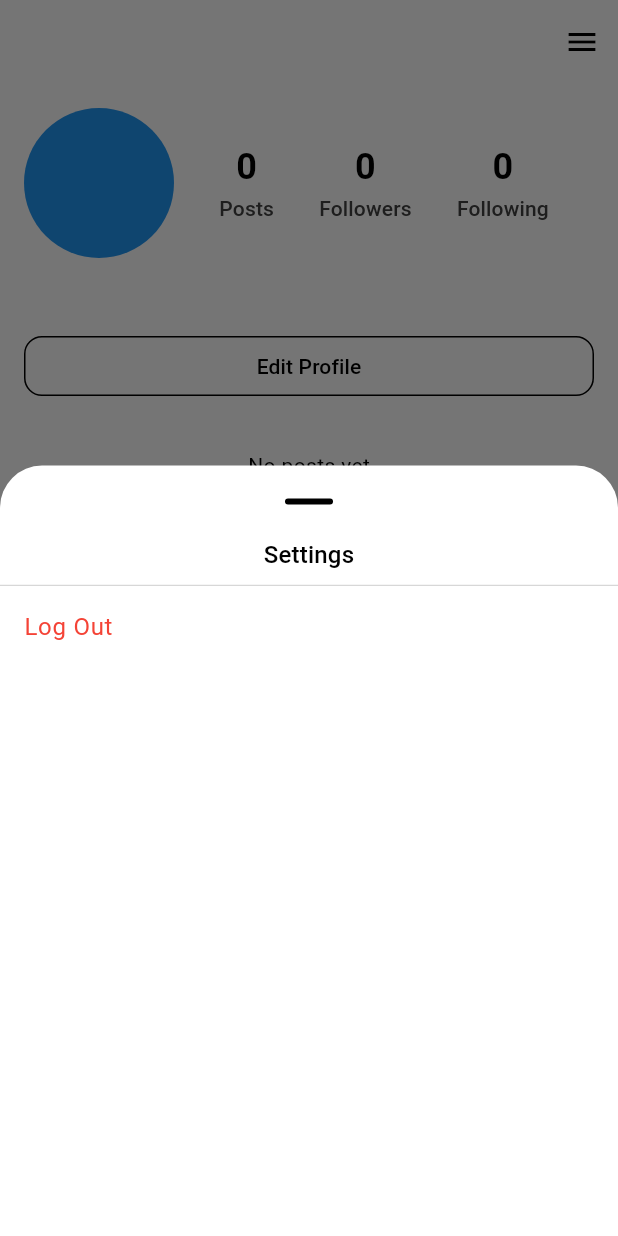
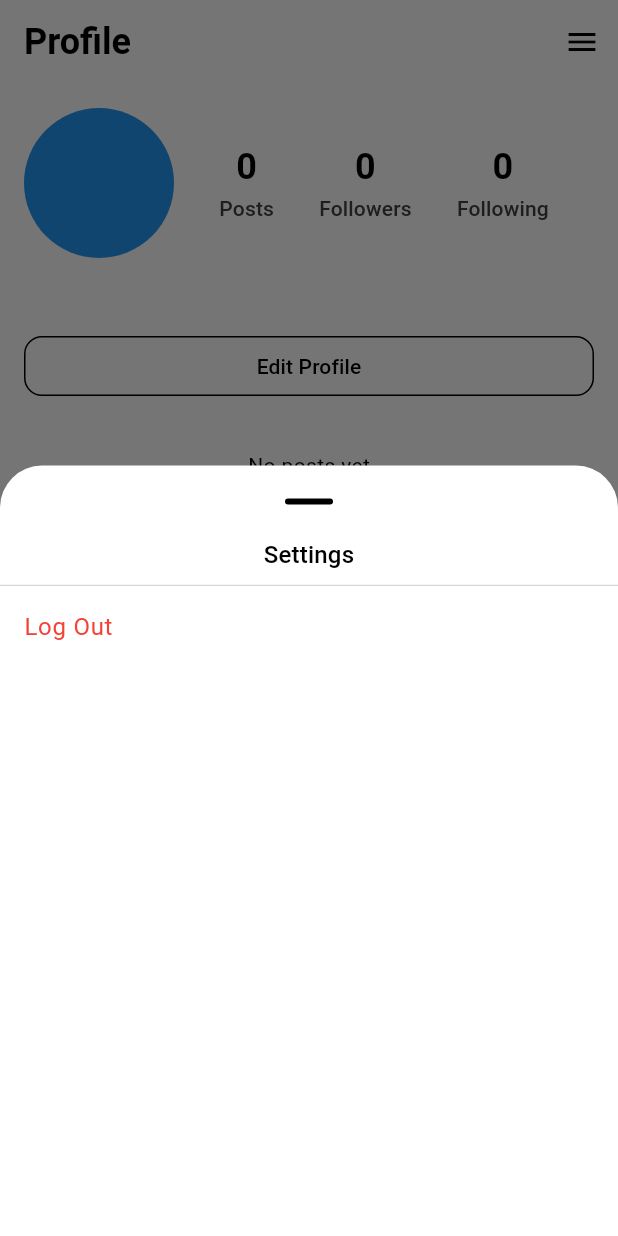
Before and after one commit to py10a/instagram_clone_flutter, a Flutter app: the screen it shows once a user with an empty profile is signed in, item 5 of the bottom bar chosen, after a tap on the "menu" icon, on a phone screen of 412 x 824 dp. Run offline on Flutter 3.47's test engine with Material 3 defaults, Android fonts, the phone set to English and light mode, and no system bars; our stand-ins replace cloud_firestore, firebase_auth, firebase_core, firebase_storage, flutter_svg, image_picker and 1 more; accounts and stored records are empty; generated files the repository leaves out were written again; network calls fail.

Commit message:
Refactor.
Signed-off-by: Andriy Pylo <py10.dev@gmail.com>

```diff
--- a/lib/presentation/screens/home_screen.dart
+++ b/lib/presentation/screens/home_screen.dart
@@ -3,6 +3,7 @@ import 'package:flutter/cupertino.dart';
 import 'package:flutter/material.dart';
 import 'package:instagram_clone_flutter/presentation/widgets/widgets.dart';
 import 'package:instagram_clone_flutter/providers/post_provider.dart';
+import 'package:instagram_clone_flutter/providers/user_provider.dart';
 import 'package:instagram_clone_flutter/repository/models/models.dart'
     as models;
 import 'package:provider/provider.dart';
@@ -45,28 +46,34 @@ class _HomeScreenState extends State<HomeScreen> {
           ),
         ],
       ),
-      body: StreamBuilder(
+      body: RefreshIndicator(
+        displacement: 0,
+        strokeWidth: 2,
+        onRefresh: _onRefresh,
+        child: StreamBuilder(
           stream: Provider.of<PostProvider>(context).postsStream,
           builder: (context, snapshot) {
             if (snapshot.connectionState == ConnectionState.waiting) {
               return const Center(child: CircularProgressIndicator());
             }
+            if (snapshot.hasError) {
+              return const Center(child: Text('Something went wrong'));
+            }
             final postList = snapshot.data!.docs;
-          return RefreshIndicator(
-            displacement: 0,
-            strokeWidth: 2,
-            onRefresh: _onRefresh,
-            child: ListView.builder(
+            return ListView.builder(
               itemCount: postList.length,
               itemBuilder: (context, index) {
                 final post = models.Post.fromJson(
                   postList[index].data() as Map<String, dynamic>,
                 );
-                return PostCard(post: post);
+                return PostCard(
+                  post: post,
+                  currentUser: Provider.of<UserProvider>(context).user!,
+                );
+              },
+            );
           },
         ),
-          );
-        },
       ),
     );
   }
--- a/lib/presentation/screens/profile_screen.dart
+++ b/lib/presentation/screens/profile_screen.dart
@@ -112,25 +112,7 @@ class _ProfileScreenState extends State<ProfileScreen> {
   }
 
   Widget _buildProfile() {
-    return Scaffold(
-      appBar: AppBar(
-        leadingWidth: 150,
-        centerTitle: false,
-        title: Text(
-          user.username,
-          style: Theme.of(context)
-              .textTheme
-              .headlineSmall!
-              .copyWith(fontWeight: FontWeight.bold),
-        ),
-        actions: [
-          IconButton(
-            icon: const Icon(Icons.menu),
-            onPressed: tapSettings,
-          ),
-        ],
-      ),
-      body: SingleChildScrollView(
+    return SingleChildScrollView(
       child: Padding(
         padding: const EdgeInsets.all(16.0),
         child: Column(
@@ -210,13 +192,29 @@ class _ProfileScreenState extends State<ProfileScreen> {
           ],
         ),
       ),
-      ),
     );
   }
 
   @override
   Widget build(BuildContext context) {
-    return FutureBuilder(
+    return Scaffold(
+      appBar: AppBar(
+        centerTitle: false,
+        title: Text(
+          'Profile',
+          style: Theme.of(context)
+              .textTheme
+              .headlineSmall!
+              .copyWith(fontWeight: FontWeight.bold),
+        ),
+        actions: [
+          IconButton(
+            icon: const Icon(Icons.menu),
+            onPressed: tapSettings,
+          ),
+        ],
+      ),
+      body: FutureBuilder(
         future: _getUser(),
         builder: (BuildContext context, AsyncSnapshot<void> snapshot) {
           if (snapshot.connectionState == ConnectionState.waiting) {
@@ -224,6 +222,7 @@ class _ProfileScreenState extends State<ProfileScreen> {
           }
           return _buildProfile();
         },
+      ),
     );
   }
 
```
Also changed, not shown: lib/presentation/widgets/post_card.dart (+4 -7 lines). Lines whose indentation alone changed are shown as unchanged.
